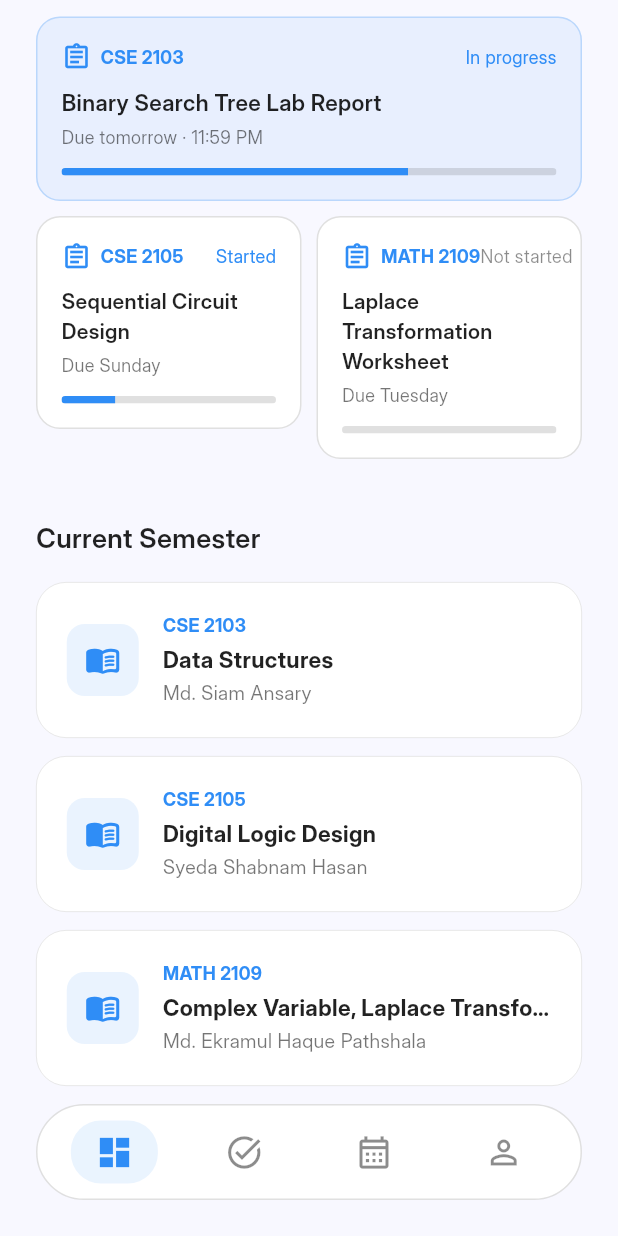
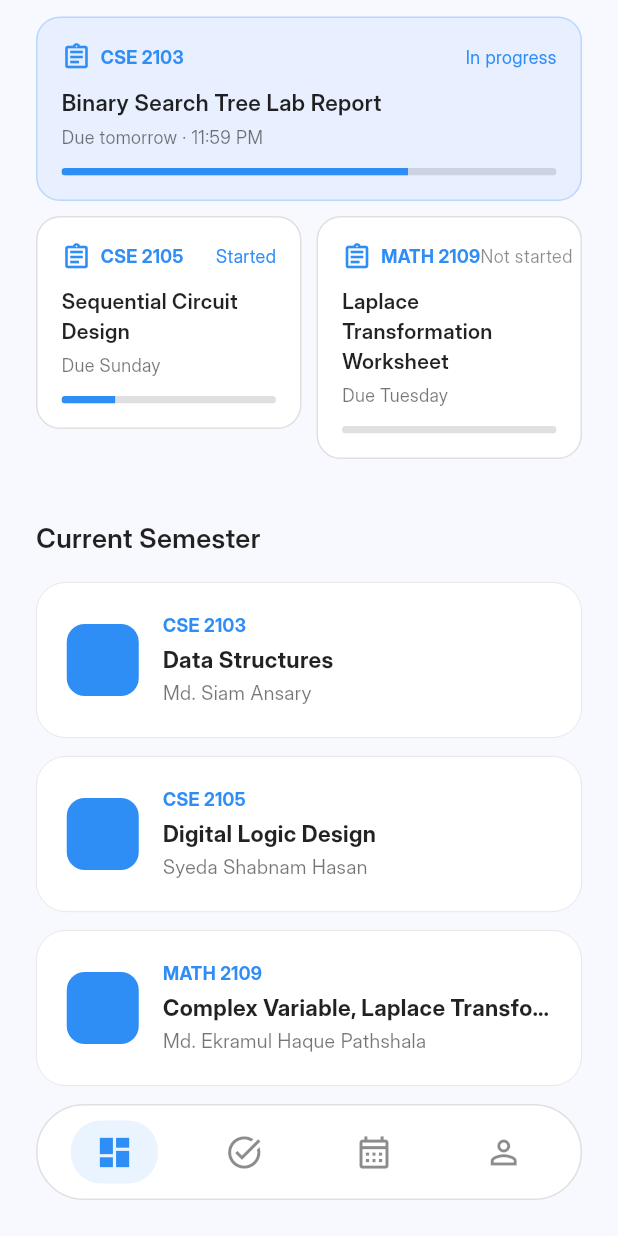
Before and after one commit to rif-x43/AmarClass, a Flutter app: the DashboardScreen screen opened directly with empty values, scrolled down 348 dp, on a phone screen of 412 x 824 dp. Run offline on Flutter 3.47's test engine with Material 3 defaults, Android fonts, the phone set to English and light mode, and no system bars; Roboto replaces fonts that are missing (Inter Display).

Commit message:
Update dashboard_screen.dart

```diff
--- a/lib/pages/dashboard_screen.dart
+++ b/lib/pages/dashboard_screen.dart
@@ -643,7 +643,7 @@ class _CourseCard extends StatelessWidget {
               height: 48,
               width: 48,
               decoration: BoxDecoration(
-                color: const Color(0xFF2F8DF6).withOpacity(0.1),
+                color: const Color(0xFF2F8DF6),
                 borderRadius: BorderRadius.circular(12),
               ),
               child: const Center(
```
